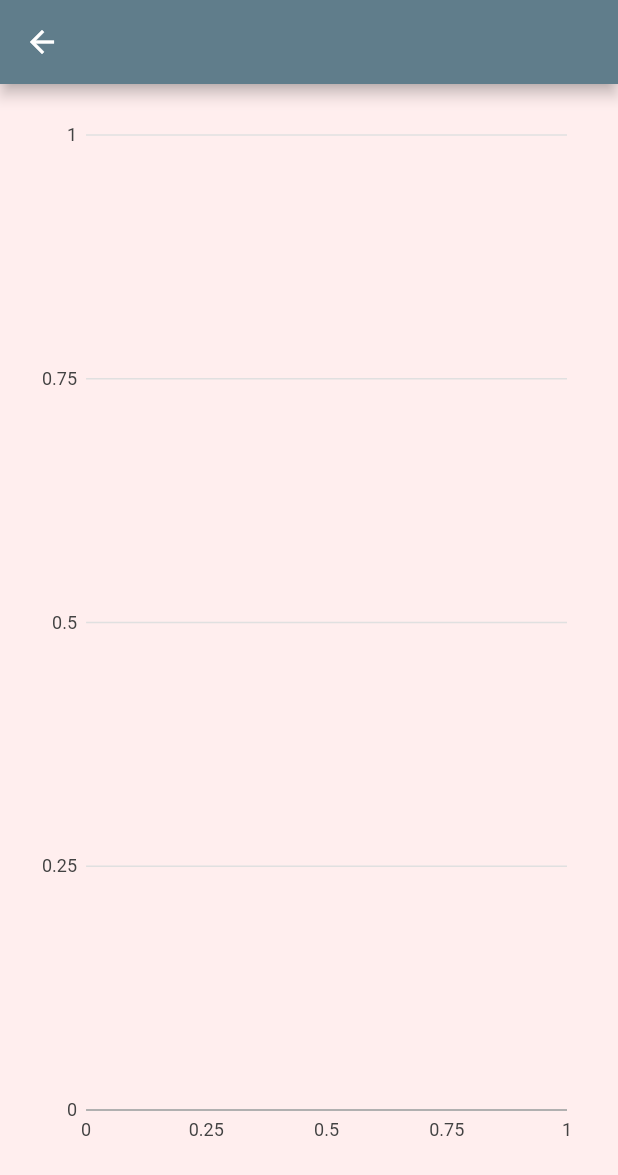
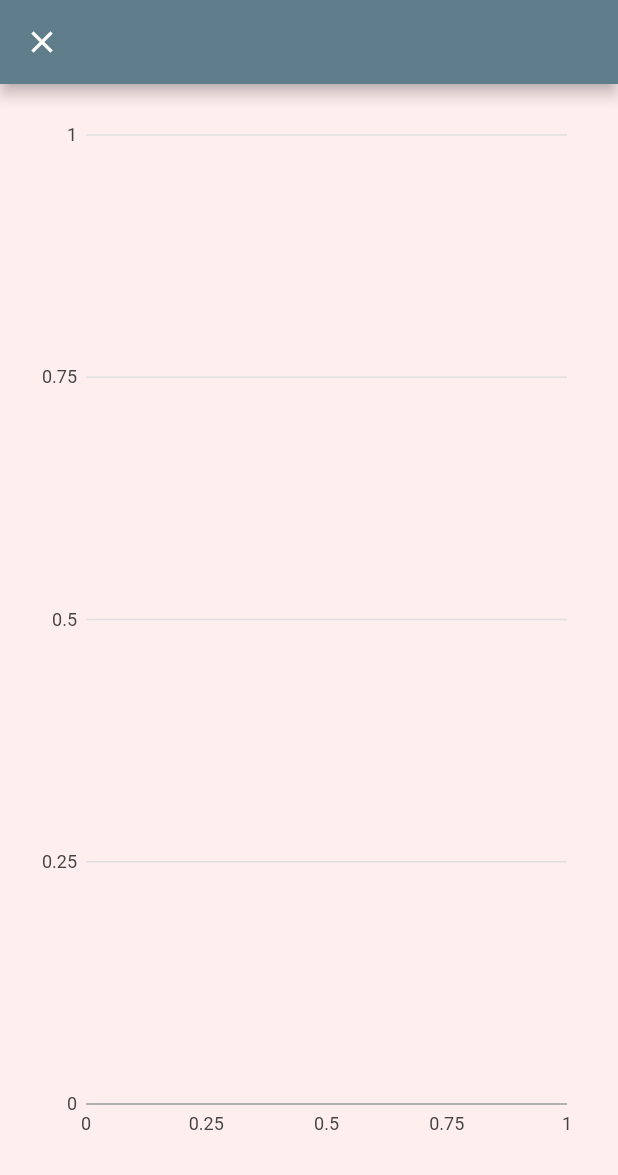
Before and after one commit to flexi-creator/multiplat, a Flutter app: the ChartView screen opened by its route, on a phone screen of 412 x 824 dp. Shown: the top 1175 px of the screen. Run offline on Flutter 3.47's test engine with Material 2 defaults, Android fonts, the phone set to English and light mode, and no system bars; our stand-ins replace charts_flutter, get_it, shared_preferences; accounts and stored records are empty; network calls fail.

Commit message:
Add Cupertino look and feel

```diff
--- /dev/null
+++ b/lib/core/util/platform_util.dart
@@ -0,0 +1,6 @@
+import 'dart:io';
+
+import 'package:flutter/foundation.dart';
+
+// web friendly check for apple based platforms
+bool isCupertino() => !kIsWeb && (Platform.isIOS || Platform.isMacOS);
--- a/lib/ui/router.dart
+++ b/lib/ui/router.dart
@@ -1,5 +1,7 @@
+import 'package:flutter/cupertino.dart';
 import 'package:flutter/material.dart';
 import 'package:flutter/widgets.dart';
+import 'package:multiplat/core/util/platform_util.dart';
 import 'package:multiplat/ui/view/chart_view.dart';
 import 'package:multiplat/ui/view/combined_view.dart';
 import 'package:multiplat/ui/view/item_detail_view.dart';
@@ -11,20 +13,26 @@ class Router {
   static Route<dynamic> generateRoute(RouteSettings settings) {
     switch (settings.name) {
       case 'home':
-        return MaterialPageRoute(builder: (_) => ItemsView());
+        return _platformRoute(() => ItemsView());
       case 'chart':
-        return MaterialPageRoute(builder: (_) => ChartView());
+        return _platformRoute(() => ChartView());
       case 'detail':
-        return MaterialPageRoute(builder: (_) => ItemDetailView());
+        return _platformRoute(() => ItemDetailView());
       case 'combined':
-        return MaterialPageRoute(builder: (_) => CombinedView());
+        return _platformRoute(() => CombinedView());
       default:
-        return MaterialPageRoute(
-            builder: (_) => Scaffold(
-                  body: Center(
-                    child: Text('No route defined for ${settings.name}'),
-                  ),
-                ));
+        return _platformRoute(() => Scaffold(
+              body: Center(
+                child: Text('No route defined for ${settings.name}'),
+              ),
+            ));
     }
   }
+
+  static Route<dynamic> _platformRoute(Function builderCallback) {
+    if (isCupertino()) {
+      return CupertinoPageRoute(builder: (_) => builderCallback());
+    }
+    return MaterialPageRoute(builder: (_) => builderCallback(), fullscreenDialog: true);
+  }
 }
--- a/lib/ui/view/chart_view.dart
+++ b/lib/ui/view/chart_view.dart
@@ -1,5 +1,7 @@
 import 'package:charts_flutter/flutter.dart' as charts;
+import 'package:flutter/cupertino.dart';
 import 'package:flutter/material.dart';
+import 'package:multiplat/core/util/platform_util.dart';
 import 'package:multiplat/core/viewmodel/chart_viewmodel.dart';
 import 'package:multiplat/ui/view/base_view.dart';
 
@@ -25,19 +27,29 @@ class _ChartViewState extends State<ChartView> {
     );
   }
 
-  Scaffold _buildContent(ChartViewModel model) {
+  Widget _buildContent(ChartViewModel model) {
     final dataItem = model.getSelectedItem();
     final title = dataItem != null ? 'Contributions for ${dataItem.title}' : '';
+    if (isCupertino()) {
+      return CupertinoPageScaffold(
+        navigationBar: combinedView ? null : CupertinoNavigationBar(middle: Text(title)),
+        child: _safeArea(title, model),
+      );
+    }
     return Scaffold(
       appBar: combinedView ? null : AppBar(title: Text(title)),
-      body: SafeArea(
+      body: _safeArea(title, model),
+    );
+  }
+
+  SafeArea _safeArea(String title, ChartViewModel model) {
+    return SafeArea(
       left: !combinedView,
       right: true,
       top: !combinedView,
       bottom: true,
       child: LayoutBuilder(
         builder: (context, constraints) => _chart(title, constraints, model),
-        ),
       ),
     );
   }
@@ -55,7 +67,7 @@ class _ChartViewState extends State<ChartView> {
                 )
               : Container(),
           SizedBox(
-              height: constraints.constrainHeight() - 76,
+              height: constraints.constrainHeight() - 80,
               width: constraints.constrainWidth(),
               child: CombinedDataItemsChart(model.getChartData())),
         ],
```
Also changed, not shown: lib/main.dart (+19 -10 lines), lib/ui/view/item_detail_view.dart (+13 -1 lines), lib/ui/view/items_view.dart (+14 -6 lines). Lines whose indentation alone changed are shown as unchanged.
